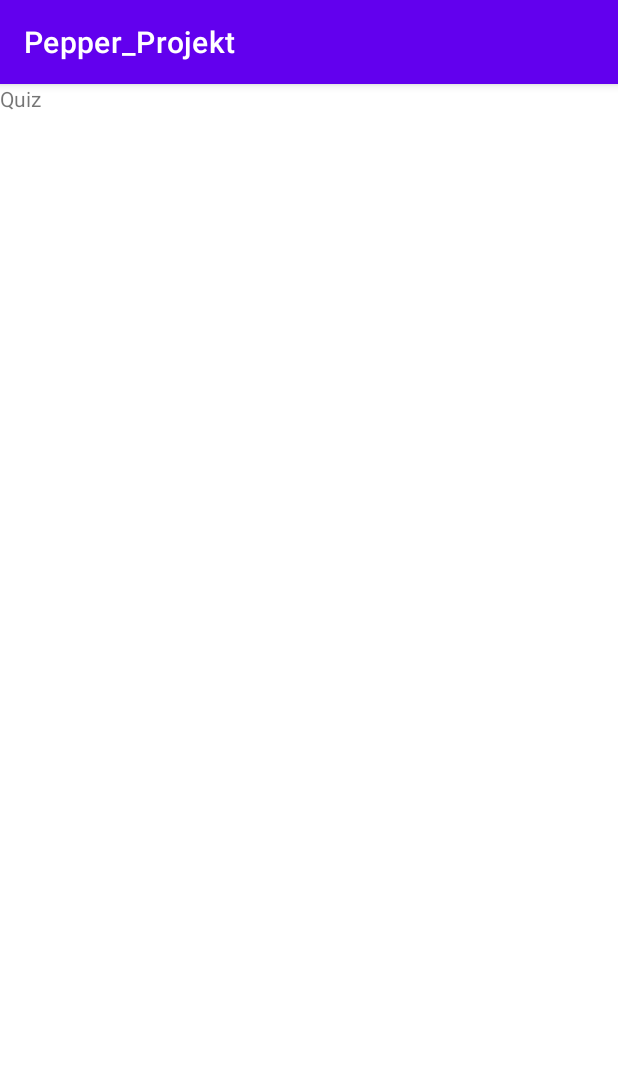
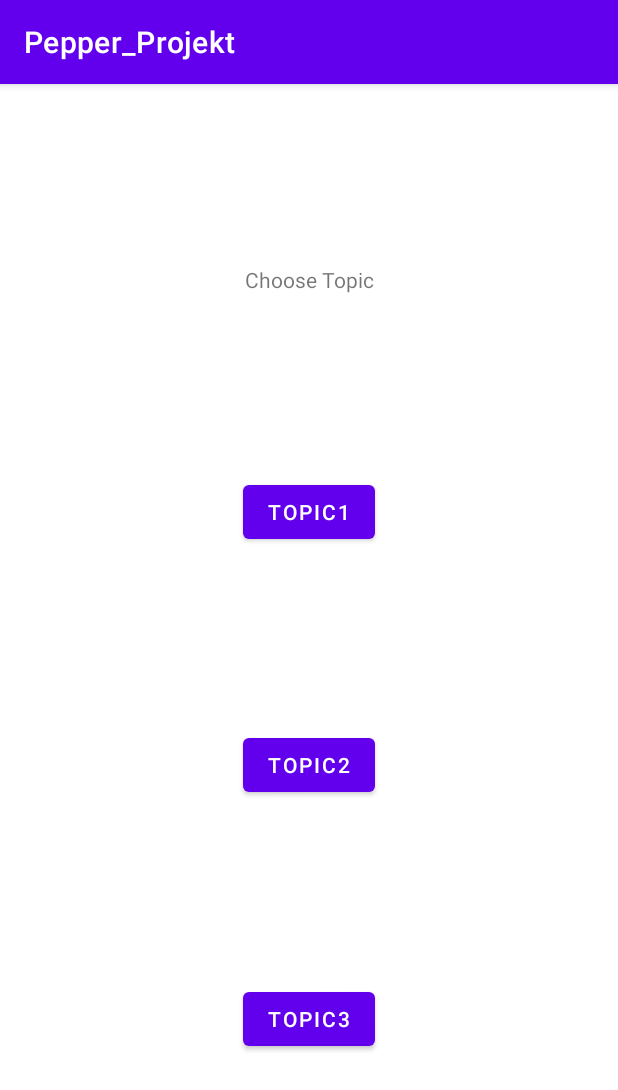
Before and after one commit to Ionas208/pepper, an Android app: the screen it shows after launch (MainActivity), after a tap on an icon or button, on a phone screen of 412 x 824 dp. Shown: the top 1090 px of the screen. Run offline under Robolectric (Android 15) with nearby library versions, the light colour scheme and no system bars; our stand-ins replace data binding; libraries missing offline, so code that uses them is left out: com.aldebaran.qi; 19 statements that could not run were skipped.

Commit message:
Implemented most of Quiz

```diff
--- a/Pepper_Projekt/app/build.gradle
+++ b/Pepper_Projekt/app/build.gradle
@@ -45,6 +45,7 @@ dependencies {
     implementation 'androidx.appcompat:appcompat:1.2.0'
     implementation 'com.google.android.material:material:1.3.0'
     implementation 'androidx.constraintlayout:constraintlayout:2.0.4'
+    implementation 'androidx.legacy:legacy-support-v4:1.0.0'
     testImplementation 'junit:junit:4.+'
     androidTestImplementation 'androidx.test.ext:junit:1.1.2'
     androidTestImplementation 'androidx.test.espresso:espresso-core:3.3.0'
@@ -53,4 +54,5 @@ dependencies {
     implementation "androidx.navigation:navigation-ui-ktx:2.3.0-alpha02"
 	implementation 'com.aldebaran:qisdk:1.7.5'
 	implementation 'com.aldebaran:qisdk-design:1.7.5'
+    implementation 'com.fasterxml.jackson.module:jackson-module-kotlin:2.12.1'
 }
--- /dev/null
+++ b/Pepper_Projekt/app/src/main/java/com/example/pepper_projekt/beans/Answer.kt
@@ -0,0 +1,3 @@
+package com.example.pepper_projekt.beans
+
+data class Answer(val answerText: String, val correct: Boolean)
--- /dev/null
+++ b/Pepper_Projekt/app/src/main/java/com/example/pepper_projekt/beans/Question.kt
@@ -0,0 +1,5 @@
+package com.example.pepper_projekt.beans
+
+data class Question(val question: String, val answers: List<Answer>, val topic: Topic){
+    companion object
+}
--- /dev/null
+++ b/Pepper_Projekt/app/src/main/java/com/example/pepper_projekt/beans/Topic.kt
@@ -0,0 +1,7 @@
+package com.example.pepper_projekt.beans
+
+enum class Topic {
+    TOPIC1,
+    TOPIC2,
+    TOPIC3
+}
--- a/Pepper_Projekt/app/src/main/java/com/example/pepper_projekt/fragments/FragmentMode.kt
+++ b/Pepper_Projekt/app/src/main/java/com/example/pepper_projekt/fragments/FragmentMode.kt
@@ -20,14 +20,19 @@ import com.aldebaran.qi.sdk.`object`.conversation.*
 import com.aldebaran.qi.sdk.builder.SayBuilder
 import com.example.pepper_projekt.MainActivity
 import com.example.pepper_projekt.R
+import com.example.pepper_projekt.beans.Answer
+import com.example.pepper_projekt.beans.Question
+import com.example.pepper_projekt.beans.Topic
 import com.example.pepper_projekt.bl.RobotUtil
 import com.example.pepper_projekt.databinding.FragmentModeBinding
+import com.fasterxml.jackson.databind.ObjectMapper
 import kotlinx.coroutines.CoroutineScope
 import kotlinx.coroutines.Dispatchers.IO
 import kotlinx.coroutines.Dispatchers.Main
 import kotlinx.coroutines.async
 import kotlinx.coroutines.delay
 import kotlinx.coroutines.launch
+import java.util.*
 
 class FragmentMode : Fragment() {
 
@@ -128,7 +133,7 @@ class FragmentMode : Fragment() {
     }
 
     private fun navigateToQuiz(){
-        Navigation.findNavController(binding.root).navigate(R.id.action_fragmentMode_to_fragmentQuiz)
+        Navigation.findNavController(binding.root).navigate(R.id.action_fragmentMode_to_fragmentQuizTopic)
     }
 
     private suspend fun waitForFutureCancellation(future: Future<*>?){
@@ -140,8 +145,7 @@ class FragmentMode : Fragment() {
     }
 
     private fun explainModes() = CoroutineScope(IO).launch{
-        RobotUtil.say("Hallo, mein Name ist Pepper, du kannst hier zwischen Tanz, Witz oder" +
+        RobotUtil.say("Du kannst hier zwischen Tanz, Witz oder" +
                 " Quiz aussuchen. Du kannst mit mir sprechen oder auf meinen Bildschirm klicken.")
     }
-
 }
--- /dev/null
+++ b/Pepper_Projekt/app/src/main/java/com/example/pepper_projekt/fragments/FragmentQuizTopic.kt
@@ -0,0 +1,46 @@
+package com.example.pepper_projekt.fragments
+
+import android.os.Bundle
+import androidx.fragment.app.Fragment
+import android.view.LayoutInflater
+import android.view.View
+import android.view.ViewGroup
+import androidx.databinding.DataBindingUtil
+import androidx.navigation.Navigation
+import com.example.pepper_entertainment_app.FragmentJokeDirections
+import com.example.pepper_projekt.R
+import com.example.pepper_projekt.beans.Topic
+import com.example.pepper_projekt.databinding.FragmentQuizTopicBinding
+
+
+class FragmentQuizTopic : Fragment() {
+
+    private lateinit var binding : FragmentQuizTopicBinding
+
+    override fun onCreate(savedInstanceState: Bundle?) {
+        super.onCreate(savedInstanceState)
+    }
+
+    override fun onCreateView(inflater: LayoutInflater, container: ViewGroup?, savedInstanceState: Bundle?): View? {
+        binding = DataBindingUtil.inflate(inflater, R.layout.fragment_quiz_topic, container, false)
+
+        binding.btTopic1.setOnClickListener{
+            nav2Quiz(Topic.TOPIC1)
+        }
+
+        binding.btTopic2.setOnClickListener{
+            nav2Quiz(Topic.TOPIC2)
+        }
+
+        binding.btTopic3.setOnClickListener{
+            nav2Quiz(Topic.TOPIC3)
+        }
+
+        return binding.root
+    }
+
+    private fun nav2Quiz(topic: Topic){
+        val action = FragmentQuizTopicDirections.actionFragmentQuizTopicToFragmentQuiz(topic)
+        Navigation.findNavController(binding.root).navigate(action)
+    }
+}
--- a/Pepper_Projekt/app/src/main/java/com/example/pepper_projekt/fragments/FragmentStart.kt
+++ b/Pepper_Projekt/app/src/main/java/com/example/pepper_projekt/fragments/FragmentStart.kt
@@ -17,8 +17,13 @@ import com.aldebaran.qi.sdk.builder.AnimationBuilder
 import com.aldebaran.qi.sdk.builder.SayBuilder
 import com.example.pepper_projekt.MainActivity
 import com.example.pepper_projekt.R
+import com.example.pepper_projekt.beans.Question
 import com.example.pepper_projekt.bl.RobotUtil
 import com.example.pepper_projekt.databinding.FragmentStartBinding
+import com.fasterxml.jackson.databind.JsonNode
+import com.fasterxml.jackson.databind.ObjectMapper
+import com.fasterxml.jackson.module.kotlin.jacksonObjectMapper
+import com.fasterxml.jackson.module.kotlin.readValue
 import kotlinx.coroutines.CoroutineScope
 import kotlinx.coroutines.Dispatchers.IO
 import kotlinx.coroutines.Dispatchers.Main
--- /dev/null
+++ b/Pepper_Projekt/app/src/main/res/layout/fragment_quiz_topic.xml
@@ -0,0 +1,53 @@
+<?xml version="1.0" encoding="utf-8"?>
+<layout xmlns:app="http://schemas.android.com/apk/res-auto"
+    xmlns:tools="http://schemas.android.com/tools"
+    xmlns:android="http://schemas.android.com/apk/res/android">
+    <androidx.constraintlayout.widget.ConstraintLayout
+        android:layout_width="match_parent"
+        android:layout_height="match_parent">
+
+        <TextView
+            android:id="@+id/tvTitle"
+            android:layout_width="wrap_content"
+            android:layout_height="wrap_content"
+            android:text="Choose Topic"
+            app:layout_constraintBottom_toTopOf="@+id/btTopic1"
+            app:layout_constraintEnd_toEndOf="parent"
+            app:layout_constraintHorizontal_bias="0.5"
+            app:layout_constraintStart_toStartOf="parent"
+            app:layout_constraintTop_toTopOf="parent" />
+
+        <Button
+            android:id="@+id/btTopic1"
+            android:layout_width="wrap_content"
+            android:layout_height="wrap_content"
+            android:text="Topic1"
+            app:layout_constraintBottom_toTopOf="@+id/btTopic2"
+            app:layout_constraintEnd_toEndOf="parent"
+            app:layout_constraintHorizontal_bias="0.5"
+            app:layout_constraintStart_toStartOf="parent"
+            app:layout_constraintTop_toBottomOf="@+id/tvTitle" />
+
+        <Button
+            android:id="@+id/btTopic2"
+            android:layout_width="wrap_content"
+            android:layout_height="wrap_content"
+            android:text="Topic2"
+            app:layout_constraintBottom_toTopOf="@+id/btTopic3"
+            app:layout_constraintEnd_toEndOf="parent"
+            app:layout_constraintHorizontal_bias="0.5"
+            app:layout_constraintStart_toStartOf="parent"
+            app:layout_constraintTop_toBottomOf="@+id/btTopic1" />
+
+        <Button
+            android:id="@+id/btTopic3"
+            android:layout_width="wrap_content"
+            android:layout_height="wrap_content"
+            android:text="Topic3"
+            app:layout_constraintBottom_toBottomOf="parent"
+            app:layout_constraintEnd_toEndOf="parent"
+            app:layout_constraintHorizontal_bias="0.5"
+            app:layout_constraintStart_toStartOf="parent"
+            app:layout_constraintTop_toBottomOf="@+id/btTopic2" />
+    </androidx.constraintlayout.widget.ConstraintLayout>
+</layout>
--- a/Pepper_Projekt/app/src/main/res/navigation/nav.xml
+++ b/Pepper_Projekt/app/src/main/res/navigation/nav.xml
@@ -21,13 +21,13 @@
         <action
             android:id="@+id/action_fragmentMode_to_fragmentJoke"
             app:destination="@id/fragmentJoke" />
-        <action
-            android:id="@+id/action_fragmentMode_to_fragmentQuiz"
-            app:destination="@id/fragmentQuiz" />
         <argument
             android:name="firstCall"
             app:argType="boolean"
             android:defaultValue="true" />
+        <action
+            android:id="@+id/action_fragmentMode_to_fragmentQuizTopic"
+            app:destination="@id/fragmentQuizTopic" />
     </fragment>
     <fragment
         android:id="@+id/fragmentDance"
@@ -50,10 +50,45 @@
         android:name="com.example.pepper_entertainment_app.FragmentQuiz"
         android:label="FragmentQuiz" >
         <action
+            android:id="@+id/action_fragmentQuiz_self"
+            app:destination="@id/fragmentQuiz" />
+        <argument
+            android:name="topic"
+            app:argType="com.example.pepper_projekt.beans.Topic" />
+        <argument
+            android:name="gameLogic"
+            app:argType="com.example.pepper_projekt.bl.GameLogic"
+            app:nullable="true"
+            android:defaultValue="@null" />
+        <action
+            android:id="@+id/action_fragmentQuiz_to_fragmentSummary"
+            app:destination="@id/fragmentSummary" />
+        <action
             android:id="@+id/action_fragmentQuiz_to_fragmentMode"
             app:destination="@id/fragmentMode" />
+    </fragment>
+    <fragment
+        android:id="@+id/fragmentQuizTopic"
+        android:name="com.example.pepper_projekt.fragments.FragmentQuizTopic"
+        android:label="FragmentQuizTopic" >
         <action
-            android:id="@+id/action_fragmentQuiz_self"
+            android:id="@+id/action_fragmentQuizTopic_to_fragmentQuiz"
             app:destination="@id/fragmentQuiz" />
     </fragment>
+    <fragment
+        android:id="@+id/fragmentSummary"
+        android:name="com.example.pepper_projekt.fragments.FragmentSummary"
+        android:label="FragmentSummary" >
+        <action
+            android:id="@+id/action_fragmentSummary_to_fragmentMode"
+            app:destination="@id/fragmentMode" />
+        <argument
+            android:name="score"
+            app:argType="integer"
+            android:defaultValue="0" />
+        <argument
+            android:name="maxScore"
+            app:argType="integer"
+            android:defaultValue="0" />
+    </fragment>
 </navigation>
--- a/Pepper_Projekt/app/src/main/res/values/dimens.xml
+++ b/Pepper_Projekt/app/src/main/res/values/dimens.xml
@@ -1,4 +1,6 @@
 <?xml version="1.0" encoding="utf-8"?>
 <resources>
     <dimen name="button_size">200dp</dimen>
+    <dimen name="answer_width">200dp</dimen>
+    <dimen name="answer_height">75dp</dimen>
 </resources>
--- a/Pepper_Projekt/app/src/main/res/values/strings.xml
+++ b/Pepper_Projekt/app/src/main/res/values/strings.xml
@@ -1,3 +1,5 @@
 <resources>
     <string name="app_name">Pepper_Projekt</string>
+    <!-- TODO: Remove or change this placeholder text -->
+    <string name="hello_blank_fragment">Hello blank fragment</string>
 </resources>
```
Also changed, not shown: Pepper_Projekt/app/src/main/java/com/example/pepper_projekt/bl/GameLogic.kt (added, +13 -0 lines), Pepper_Projekt/app/src/main/java/com/example/pepper_projekt/bl/RobotUtil.kt (+16 -0 lines), Pepper_Projekt/app/src/main/java/com/example/pepper_projekt/fragments/FragmentQuiz.kt (+161 -2 lines), Pepper_Projekt/app/src/main/java/com/example/pepper_projekt/fragments/FragmentSummary.kt (added, +37 -0 lines), Pepper_Projekt/app/src/main/res/layout/fragment_quiz.xml (+69 -10 lines), Pepper_Projekt/app/src/main/res/layout/fragment_summary.xml (added, +67 -0 lines), Pepper_Projekt/app/src/main/res/raw/questions.json (added, +90 -0 lines).
